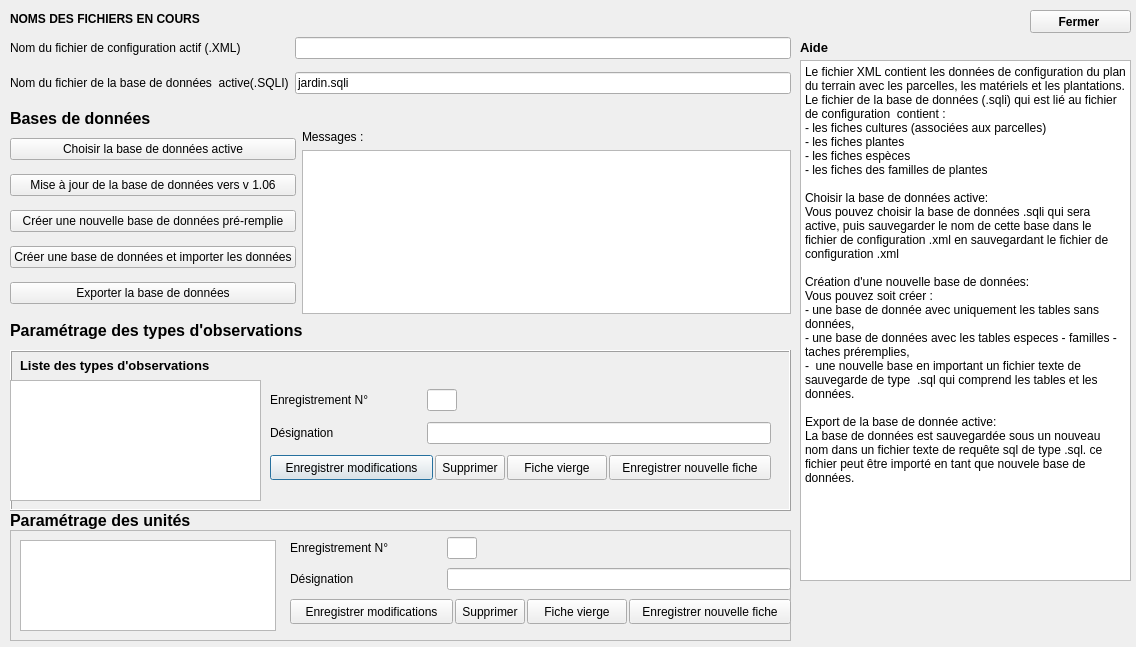
Znephf/libreJardin, file dialogs/configuration.ui: the form before one commit.
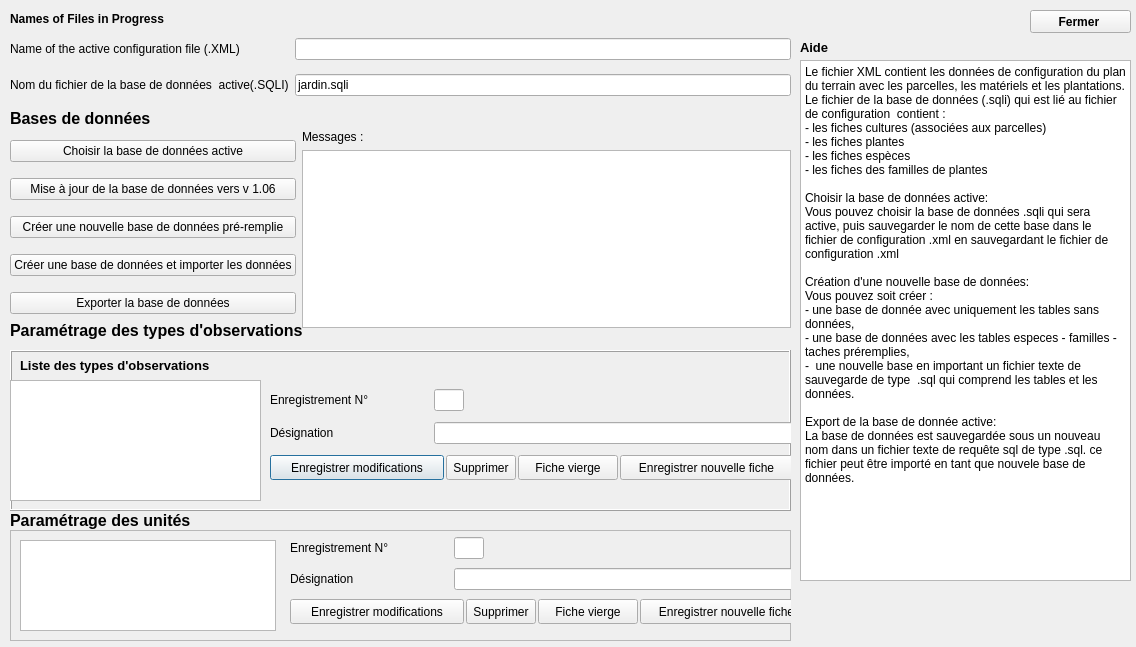
The form after the commit. Icons and pictures are not drawn.

```diff
--- a/dialogs/configuration.ui
+++ b/dialogs/configuration.ui
@@ -25,7 +25,7 @@
      <x>10</x>
      <y>30</y>
      <width>781</width>
-     <height>71</height>
+     <height>76</height>
     </rect>
    </property>
    <layout class="QGridLayout" name="gridLayout_3">
@@ -42,7 +42,7 @@
     <item row="0" column="0">
      <widget class="QLabel" name="label_23">
       <property name="text">
-       <string>Nom du fichier de configuration actif (.XML)</string>
+       <string>Name of the active configuration file (.XML)</string>
       </property>
      </widget>
     </item>
@@ -185,7 +185,7 @@
      <rect>
       <x>260</x>
       <y>30</y>
-      <width>501</width>
+      <width>523</width>
       <height>111</height>
      </rect>
     </property>
@@ -337,7 +337,7 @@
     </font>
    </property>
    <property name="text">
-    <string>NOMS DES FICHIERS EN COURS</string>
+    <string>Names of Files in Progress</string>
    </property>
   </widget>
   <widget class="QWidget" name="layoutWidget">
@@ -346,7 +346,7 @@
      <x>10</x>
      <y>130</y>
      <width>781</width>
-     <height>184</height>
+     <height>198</height>
     </rect>
    </property>
    <layout class="QHBoxLayout" name="horizontalLayout_25">
@@ -517,7 +517,7 @@
      <rect>
       <x>280</x>
       <y>0</y>
-      <width>501</width>
+      <width>523</width>
       <height>101</height>
      </rect>
     </property>
```
Left out of the diff: 4 changed lines with no effect on the pictures.
